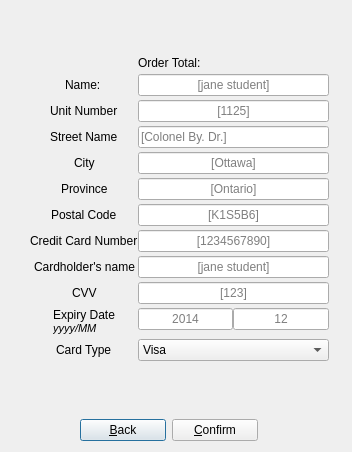
Qt form D4_TeamJava/cuTPS_gui/CheckoutFormDialog.ui (AnkushVarshneya/CUTPS) before a commit.
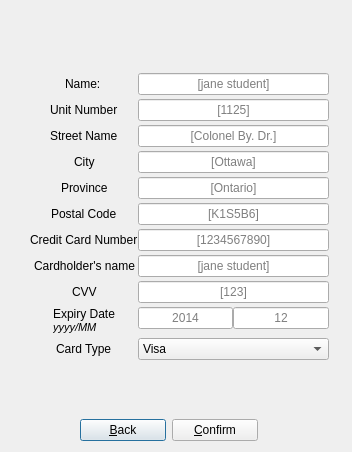
The same form after that commit.

The edit to the form file:
```diff
--- a/D4_TeamJava/cuTPS_gui/CheckoutFormDialog.ui
+++ b/D4_TeamJava/cuTPS_gui/CheckoutFormDialog.ui
@@ -51,7 +51,7 @@
      <x>30</x>
      <y>20</y>
      <width>299</width>
-     <height>377</height>
+     <height>392</height>
     </rect>
    </property>
    <layout class="QFormLayout" name="formLayout">
@@ -70,14 +70,14 @@
     <property name="verticalSpacing">
      <number>4</number>
     </property>
-    <item row="1" column="0">
+    <item row="2" column="0">
      <widget class="QLabel" name="nameLabel">
       <property name="text">
        <string>Name: </string>
       </property>
      </widget>
     </item>
-    <item row="1" column="1">
+    <item row="2" column="1">
      <widget class="QLineEdit" name="nameLineEdit">
       <property name="alignment">
        <set>Qt::AlignCenter</set>
@@ -90,14 +90,14 @@
       </property>
      </widget>
     </item>
-    <item row="2" column="0">
+    <item row="3" column="0">
      <widget class="QLabel" name="unitNumberLabel">
       <property name="text">
        <string>Unit Number</string>
       </property>
      </widget>
     </item>
-    <item row="2" column="1">
+    <item row="3" column="1">
      <widget class="QLineEdit" name="unitNumberLineEdit">
       <property name="alignment">
        <set>Qt::AlignCenter</set>
@@ -107,28 +107,31 @@
       </property>
      </widget>
     </item>
-    <item row="3" column="0">
+    <item row="4" column="0">
      <widget class="QLabel" name="streetNameLabel">
       <property name="text">
        <string>Street Name</string>
       </property>
      </widget>
     </item>
-    <item row="3" column="1">
+    <item row="4" column="1">
      <widget class="QLineEdit" name="streetNameLineEdit">
+      <property name="alignment">
+       <set>Qt::AlignCenter</set>
+      </property>
       <property name="placeholderText">
        <string>[Colonel By. Dr.]</string>
       </property>
      </widget>
     </item>
-    <item row="4" column="0">
+    <item row="5" column="0">
      <widget class="QLabel" name="cityLabel">
       <property name="text">
        <string>City</string>
       </property>
      </widget>
     </item>
-    <item row="4" column="1">
+    <item row="5" column="1">
      <widget class="QLineEdit" name="cityLineEdit">
       <property name="alignment">
        <set>Qt::AlignCenter</set>
@@ -138,14 +141,14 @@
       </property>
      </widget>
     </item>
-    <item row="5" column="0">
+    <item row="6" column="0">
      <widget class="QLabel" name="provinceLabel">
       <property name="text">
        <string>Province</string>
       </property>
      </widget>
     </item>
-    <item row="5" column="1">
+    <item row="6" column="1">
      <widget class="QLineEdit" name="provinceLineEdit">
       <property name="alignment">
        <set>Qt::AlignCenter</set>
@@ -155,14 +158,14 @@
       </property>
      </widget>
     </item>
-    <item row="6" column="0">
+    <item row="7" column="0">
      <widget class="QLabel" name="postalCodeLabel">
       <property name="text">
        <string>Postal Code</string>
       </property>
      </widget>
     </item>
-    <item row="6" column="1">
+    <item row="7" column="1">
      <widget class="QLineEdit" name="postalCodeLineEdit">
       <property name="alignment">
        <set>Qt::AlignCenter</set>
@@ -172,14 +175,14 @@
       </property>
      </widget>
     </item>
-    <item row="7" column="0">
+    <item row="8" column="0">
      <widget class="QLabel" name="ccNumberLabel">
       <property name="text">
        <string>Credit Card Number</string>
       </property>
      </widget>
     </item>
-    <item row="7" column="1">
+    <item row="8" column="1">
      <widget class="QLineEdit" name="ccNumberLineEdit">
       <property name="alignment">
        <set>Qt::AlignCenter</set>
@@ -189,14 +192,14 @@
       </property>
      </widget>
     </item>
-    <item row="8" column="0">
+    <item row="9" column="0">
      <widget class="QLabel" name="cardholderNameLabel">
       <property name="text">
        <string>Cardholder's name</string>
       </property>
      </widget>
     </item>
-    <item row="8" column="1">
+    <item row="9" column="1">
      <widget class="QLineEdit" name="cardholderNameLineEdit">
       <property name="alignment">
        <set>Qt::AlignCenter</set>
@@ -206,14 +209,14 @@
       </property>
      </widget>
     </item>
-    <item row="9" column="0">
+    <item row="10" column="0">
      <widget class="QLabel" name="cvvLabel">
       <property name="text">
        <string>CVV</string>
       </property>
      </widget>
     </item>
-    <item row="9" column="1">
+    <item row="10" column="1">
      <widget class="QLineEdit" name="cvvLineEdit">
       <property name="alignment">
        <set>Qt::AlignCenter</set>
@@ -223,7 +226,7 @@
       </property>
      </widget>
     </item>
-    <item row="11" column="0">
+    <item row="12" column="0">
      <layout class="QVBoxLayout" name="verticalLayout">
       <item>
        <widget class="QLabel" name="expDateLabel">
@@ -253,7 +256,7 @@
       </item>
      </layout>
     </item>
-    <item row="11" column="1">
+    <item row="12" column="1">
      <layout class="QHBoxLayout" name="horizontalLayout_2">
       <item>
        <widget class="QLineEdit" name="expYearLineEdit">
@@ -277,27 +280,28 @@
       </item>
      </layout>
     </item>
-    <item row="12" column="0">
+    <item row="13" column="0">
      <widget class="QLabel" name="cardTypeLabel">
       <property name="text">
        <string>Card Type</string>
       </property>
      </widget>
     </item>
-    <item row="12" column="1">
+    <item row="13" column="1">
      <widget class="QComboBox" name="cardTypeComboBox">
+      <property name="currentText">
+       <string>Visa</string>
+      </property>
       <item>
        <property name="text">
         <string>Visa</string>
        </property>
       </item>
-     </widget>
-    </item>
-    <item row="0" column="1">
-     <widget class="QLabel" name="orderTotalLabel">
-      <property name="text">
-       <string>Order Total:</string>
-      </property>
+      <item>
+       <property name="text">
+        <string>MasterCard</string>
+       </property>
+      </item>
      </widget>
     </item>
    </layout>
```
